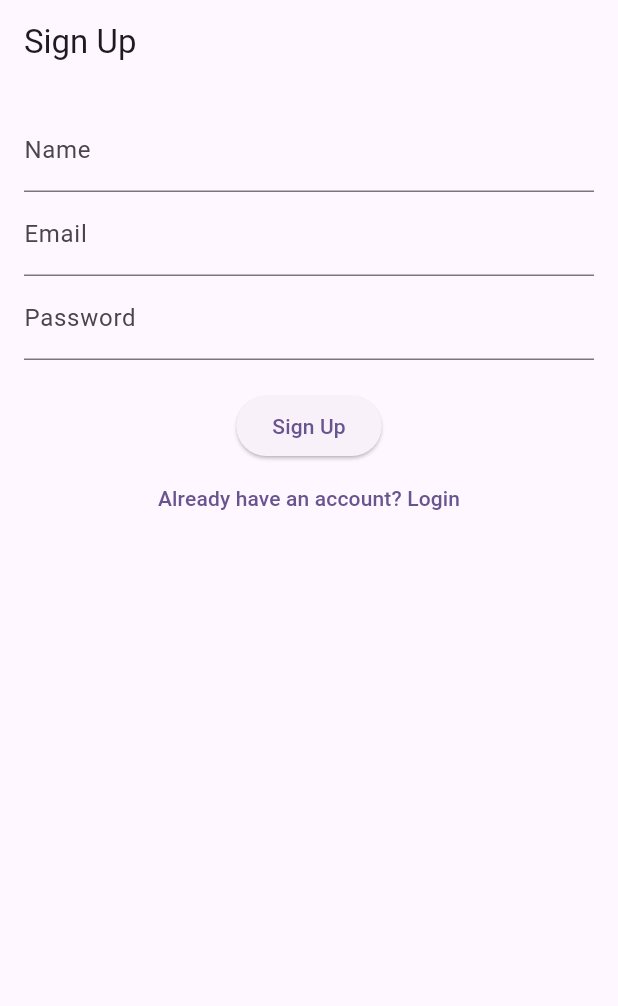
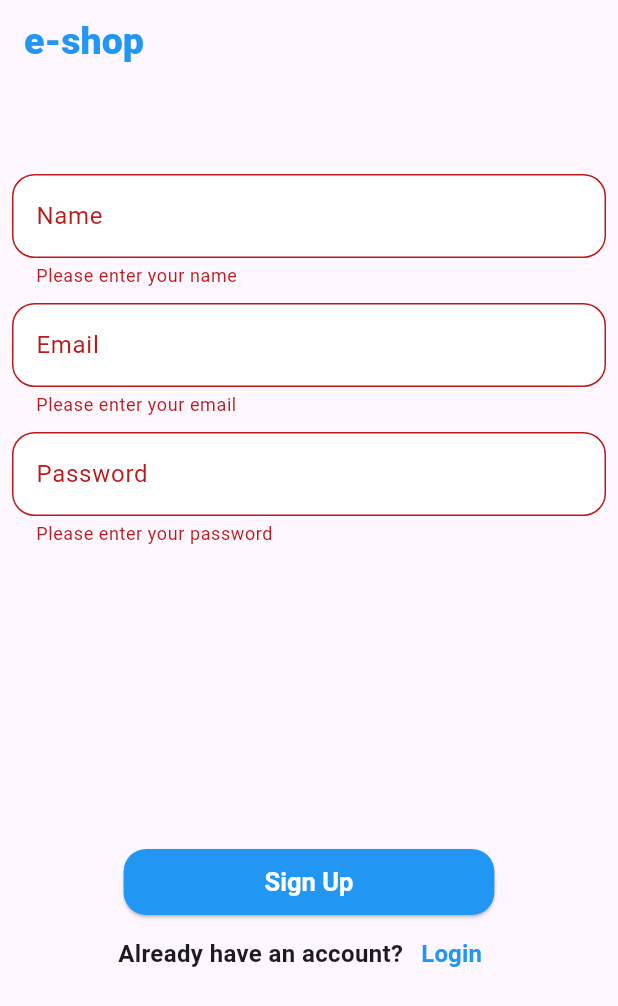
Before and after one commit to Salman4511/E-SHOP, a Flutter app: the screen it shows after launch, after a tap on "Sign Up", on a phone screen of 412 x 824 dp. Shown: the top 1006 px of the screen. Run offline on Flutter 3.47's test engine with Material 3 defaults, Android fonts, the light colour scheme and no system bars; our stand-ins replace cloud_firestore, firebase_auth, firebase_core, firebase_remote_config; accounts and stored records are empty; generated files the repository leaves out were written again.

Commit message:
3/4 completed

```diff
--- a/lib/controller/providers/auth_provider.dart
+++ b/lib/controller/providers/auth_provider.dart
@@ -1,9 +1,13 @@
+// ignore_for_file: avoid_print
+
+import 'package:e_shop/model/user_model/user_model.dart';
 import 'package:firebase_auth/firebase_auth.dart';
 import 'package:cloud_firestore/cloud_firestore.dart';
 import 'package:flutter/material.dart';
 
 class AuthProvider with ChangeNotifier {
   final FirebaseAuth _auth = FirebaseAuth.instance;
+  final FirebaseFirestore firestore = FirebaseFirestore.instance;
   User? _user;
 
   User? get user => _user;
@@ -14,10 +18,16 @@ class AuthProvider with ChangeNotifier {
         email: email,
         password: password,
       );
-      await FirebaseFirestore.instance.collection('users').doc(_user!.uid).set({
-        'name': name,
-        'email': email,
-      });
+      String id = DateTime.now().microsecondsSinceEpoch.toString();
+
+      UserModel user = UserModel(
+        id: id,
+        name: name,
+        email: email,
+      );
+      await firestore.collection("users").doc(id).set(user.toMap());
+    } on Exception catch (e) {
+      print("the error is found $e");
       notifyListeners();
     } catch (e) {
       print(e);
--- /dev/null
+++ b/lib/model/user_model/user_model.dart
@@ -0,0 +1,27 @@
+import 'package:cloud_firestore/cloud_firestore.dart';
+
+class UserModel {
+  String? id;
+  String? name;
+  String? email;
+
+  UserModel({
+    required this.id,
+    required this.name,
+    required this.email,
+  });
+  factory UserModel.fromMap(DocumentSnapshot map) {
+    return UserModel(
+      id: map['id'],
+      name: map['name'],
+      email: map['email'],
+    );
+  }
+  Map<String, dynamic> toMap() {
+    return {
+      'id': id,
+      'name': name,
+      "email": email,
+    };
+  }
+}
--- /dev/null
+++ b/lib/utils/constants.dart
@@ -0,0 +1,19 @@
+// colors
+
+import 'package:flutter/material.dart';
+
+const kblue= Colors.blue;
+const kwhite = Colors.white;
+// textstyles
+
+const ktextstyle1 = TextStyle(
+        color: Colors.blue,
+        fontSize: 25,
+        fontWeight: FontWeight.w800
+      );
+const ktextstyle2 = TextStyle(fontWeight: FontWeight.bold,fontSize: 16);
+const ktextstyle3 = TextStyle(fontWeight: FontWeight.bold,fontSize: 16,color: kblue);
+// sizedboxes
+
+const kheight200 = SizedBox(height: 200,);
+const kheight10 = SizedBox(height: 10,);
--- a/lib/view/authentication/sign_up_screen.dart
+++ b/lib/view/authentication/sign_up_screen.dart
@@ -1,5 +1,7 @@
 import 'package:e_shop/controller/providers/auth_provider.dart';
+import 'package:e_shop/utils/constants.dart';
 import 'package:e_shop/view/authentication/sign_in_screen.dart';
+import 'package:e_shop/widgets/text_form_widget.dart';
 import 'package:flutter/material.dart';
 import 'package:provider/provider.dart';
 
@@ -11,6 +13,8 @@ class SignUpScreen extends StatefulWidget {
 }
 
 class _SignUpScreenState extends State<SignUpScreen> {
+    final _formkey = GlobalKey<FormState>();
+
   final _emailController = TextEditingController();
 
   final _passwordController = TextEditingController();
@@ -28,39 +32,62 @@ class _SignUpScreenState extends State<SignUpScreen> {
   @override
   Widget build(BuildContext context) {
     return Scaffold(
-      appBar: AppBar(title: Text('Sign Up')),
-      body: Padding(
-        padding: EdgeInsets.all(16.0),
+      appBar: AppBar(
+        title: const Text('e-shop', style: ktextstyle1),
+        automaticallyImplyLeading: false,
+      ),
+      body: SingleChildScrollView(
+        child: Padding(
+          padding: const EdgeInsets.only(top: 60, left: 8, right: 8),
+          child: Form(
+            key: _formkey,
             child: Column(
+              mainAxisAlignment: MainAxisAlignment.center,
               children: [
-            TextField(
-              controller: _nameController,
-              decoration: InputDecoration(labelText: 'Name'),
+               TextFormWidget(controller: _nameController, label:'Name', validationMsg: 'Please enter your name',),
+               kheight10,
+                TextFormWidget(controller: _emailController, label: 'Email', validationMsg: 'Please enter your email',),
+                kheight10,
+                TextFormWidget(controller: _passwordController, label: 'Password',isObscure: true, validationMsg: 'Please enter your password',),
+                kheight200,
+                ElevatedButton(
+                  onPressed:
+                  (){
+                    if(_formkey.currentState!.validate()){
+                      _submit();
+                      }
+                  },
+                  style: ElevatedButton.styleFrom(
+                    backgroundColor: Colors.blue,
+                    foregroundColor: kwhite,
+                    padding:
+                        const EdgeInsets.symmetric(horizontal: 94, vertical: 12),
+                    textStyle: const TextStyle(
+                        fontSize: 17, color: kwhite, fontWeight: FontWeight.bold),
+                    shape: RoundedRectangleBorder(
+                      borderRadius: BorderRadius.circular(15),
                     ),
-            TextField(
-              controller: _emailController,
-              decoration: InputDecoration(labelText: 'Email'),
                   ),
-            TextField(
-              controller: _passwordController,
-              decoration: InputDecoration(labelText: 'Password'),
-              obscureText: true,
+                  child: const Text('Sign Up',),
                 ),
-            SizedBox(height: 20),
-            ElevatedButton(
-              onPressed: _submit,
-              child: Text('Sign Up'),
-            ),
+                Row(
+                  mainAxisAlignment: MainAxisAlignment.center,
+                  children: [
+                    const Text('Already have an account?',style: ktextstyle2,),
                     TextButton(
                       onPressed: () {
                         Navigator.push(
                           context,
-                  MaterialPageRoute(builder: (context) => SignInScreen()),
+                          MaterialPageRoute(builder: (context) => const SignInScreen()),
                         );
                       },
-              child: Text('Already have an account? Login'),
+                      child: const Text('Login',style: ktextstyle3,),
                     ),
                   ],
+                ),
+              ],
+            ),
+          ),
         ),
       ),
     );
--- /dev/null
+++ b/lib/widgets/text_form_widget.dart
@@ -0,0 +1,35 @@
+import 'package:e_shop/utils/constants.dart';
+import 'package:flutter/material.dart';
+
+class TextFormWidget extends StatelessWidget {
+    final TextEditingController controller;
+    final String label;
+    final bool? isObscure;
+    final String validationMsg;
+  const TextFormWidget({super.key,
+ required this.controller, required this.label, this.isObscure, required this.validationMsg});
+
+  @override
+  Widget build(BuildContext context) {
+    return TextFormField(
+      controller: controller,
+      decoration:  InputDecoration(
+        fillColor: kwhite,
+        filled: true,
+        labelText: label,
+        border: const OutlineInputBorder(
+          borderRadius: BorderRadius.all(Radius.circular(15.0)),
+
+        ),
+
+      ),
+      obscureText: isObscure==true?true:false,
+      validator:(value) {
+        if (value == null || value.isEmpty) {
+          return validationMsg;
+        }
+        return null;
+      },
+    );
+  }
+}
```
Also changed, not shown: lib/controller/providers/product_provider.dart (+1 -19 lines), lib/view/authentication/sign_in_screen.dart (+48 -13 lines), lib/view/product_screen/product_screen.dart (+7 -2 lines). Lines whose indentation alone changed are shown as unchanged.
